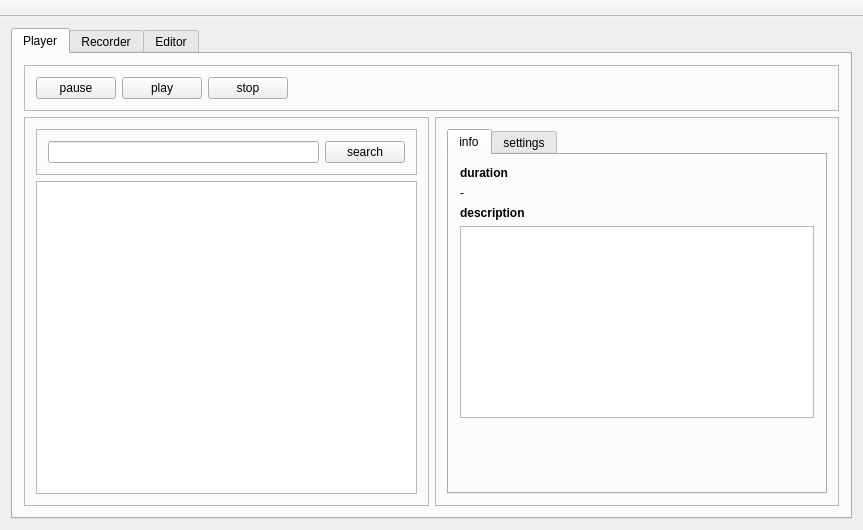
First picture: the form in src/roboy_control/src/view/MainWindow.ui, repository letrend/roboy_control, before the edit.
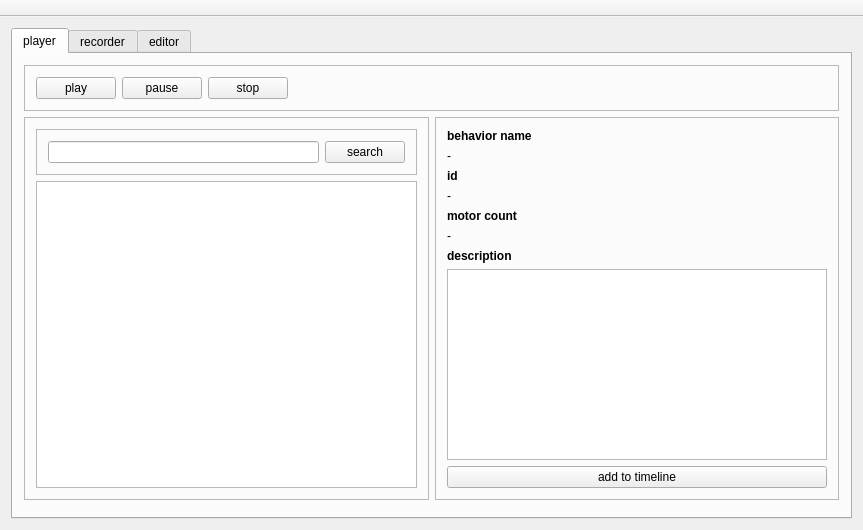
Second picture: the form after the edit.

Commit message: added the ability to view available Behaviors in the list

Diff of the .ui file:
```diff
--- a/src/roboy_control/src/view/MainWindow.ui
+++ b/src/roboy_control/src/view/MainWindow.ui
@@ -11,7 +11,7 @@
    </rect>
   </property>
   <property name="windowTitle">
-   <string>MainWindow</string>
+   <string>Roboy Behavior Player</string>
   </property>
   <widget class="QWidget" name="centralWidget">
    <layout class="QVBoxLayout" name="verticalLayout">
@@ -48,13 +48,13 @@
       <property name="movable">
        <bool>false</bool>
       </property>
-      <widget class="QWidget" name="tab0">
+      <widget class="QWidget" name="playerTab">
        <attribute name="title">
-        <string>Player</string>
+        <string>player</string>
        </attribute>
        <layout class="QVBoxLayout" name="verticalLayout_2">
         <item>
-         <widget class="QFrame" name="frame_6">
+         <widget class="QFrame" name="playerControlsFrame">
           <property name="frameShape">
            <enum>QFrame::StyledPanel</enum>
           </property>
@@ -63,14 +63,7 @@
           </property>
           <layout class="QHBoxLayout" name="horizontalLayout_4">
            <item>
-            <widget class="QPushButton" name="pushButton_3">
-             <property name="text">
-              <string>pause</string>
-             </property>
-            </widget>
-           </item>
-           <item>
-            <widget class="QPushButton" name="pushButton_2">
+            <widget class="QPushButton" name="playButton">
              <property name="text">
               <string>play</string>
              </property>
@@ -86,7 +79,14 @@
             </widget>
            </item>
            <item>
-            <widget class="QPushButton" name="pushButton_4">
+            <widget class="QPushButton" name="pauseButton">
+             <property name="text">
+              <string>pause</string>
+             </property>
+            </widget>
+           </item>
+           <item>
+            <widget class="QPushButton" name="stopButton">
              <property name="text">
               <string>stop</string>
              </property>
@@ -109,17 +109,8 @@
          </widget>
         </item>
         <item>
-         <widget class="QFrame" name="frame_2">
-          <property name="frameShape">
-           <enum>QFrame::NoFrame</enum>
-          </property>
-          <property name="frameShadow">
-           <enum>QFrame::Plain</enum>
-          </property>
-          <property name="lineWidth">
-           <number>0</number>
-          </property>
-          <layout class="QHBoxLayout" name="horizontalLayout">
+         <widget class="QWidget" name="behaviorTableWidget" native="true">
+          <layout class="QHBoxLayout" name="horizontalLayout_5">
            <property name="leftMargin">
             <number>0</number>
            </property>
@@ -142,7 +133,7 @@
              </property>
              <layout class="QVBoxLayout" name="verticalLayout_3">
               <item>
-               <widget class="QFrame" name="frame_5">
+               <widget class="QFrame" name="searchFieldFrame">
                 <property name="frameShape">
                  <enum>QFrame::StyledPanel</enum>
                 </property>
@@ -151,10 +142,10 @@
                 </property>
                 <layout class="QHBoxLayout" name="horizontalLayout_2">
                  <item>
-                  <widget class="QLineEdit" name="lineEdit"/>
+                  <widget class="QLineEdit" name="searchField"/>
                  </item>
                  <item>
-                  <widget class="QPushButton" name="pushButton">
+                  <widget class="QPushButton" name="searchButton">
                    <property name="text">
                     <string>search</string>
                    </property>
@@ -164,32 +155,39 @@
                </widget>
               </item>
               <item>
-               <widget class="QListView" name="listView"/>
+               <widget class="QListView" name="behaviorListView"/>
               </item>
              </layout>
             </widget>
            </item>
            <item>
-            <widget class="QFrame" name="frame_4">
+            <widget class="QFrame" name="frame">
              <property name="frameShape">
               <enum>QFrame::StyledPanel</enum>
              </property>
-             <property name="frameShadow">
-              <enum>QFrame::Raised</enum>
-             </property>
-             <layout class="QHBoxLayout" name="horizontalLayout_3">
+             <layout class="QVBoxLayout" name="verticalLayout_5">
+              <item>
+               <widget class="QLabel" name="behaviorNameLabel">
+                <property name="font">
+                 <font>
+                  <weight>75</weight>
+                  <bold>true</bold>
+                 </font>
+                </property>
+                <property name="text">
+                 <string>behavior name</string>
+                </property>
+               </widget>
+              </item>
               <item>
-               <widget class="QTabWidget" name="tabWidget">
-                <property name="currentIndex">
-                 <number>0</number>
+               <widget class="QLabel" name="behaviorNameValueLabel">
+                <property name="text">
+                 <string>-</string>
                 </property>
-                <widget class="QWidget" name="tab0">
-                 <attribute name="title">
-                  <string>info</string>
-                 </attribute>
-                 <layout class="QVBoxLayout" name="verticalLayout_4">
+               </widget>
+              </item>
                   <item>
-                   <widget class="QLabel" name="label">
+               <widget class="QLabel" name="idLabel">
                     <property name="font">
                      <font>
                       <weight>75</weight>
@@ -197,19 +195,39 @@
                      </font>
                     </property>
                     <property name="text">
-                     <string>duration</string>
+                 <string>id</string>
                     </property>
                    </widget>
                   </item>
                   <item>
-                   <widget class="QLabel" name="label_2">
+               <widget class="QLabel" name="idValueLabel">
                     <property name="text">
                      <string>-</string>
                     </property>
                    </widget>
                   </item>
                   <item>
-                   <widget class="QLabel" name="label_3">
+               <widget class="QLabel" name="motorCountLabel">
+                <property name="font">
+                 <font>
+                  <weight>75</weight>
+                  <bold>true</bold>
+                 </font>
+                </property>
+                <property name="text">
+                 <string>motor count</string>
+                </property>
+               </widget>
+              </item>
+              <item>
+               <widget class="QLabel" name="motorCountValueLabel">
+                <property name="text">
+                 <string>-</string>
+                </property>
+               </widget>
+              </item>
+              <item>
+               <widget class="QLabel" name="descriptionLabel">
                     <property name="font">
                      <font>
                       <weight>75</weight>
@@ -222,46 +240,58 @@
                    </widget>
                   </item>
                   <item>
-                   <widget class="QTextBrowser" name="textBrowser"/>
+               <widget class="QTextBrowser" name="descriptionValueLabel"/>
                   </item>
                   <item>
-                   <spacer name="verticalSpacer">
-                    <property name="orientation">
-                     <enum>Qt::Vertical</enum>
-                    </property>
-                    <property name="sizeHint" stdset="0">
-                     <size>
-                      <width>20</width>
-                      <height>40</height>
-                     </size>
-                    </property>
-                   </spacer>
+               <widget class="QPushButton" name="addToTimelineButton">
+                <property name="text">
+                 <string>add to timeline</string>
+                </property>
+               </widget>
                   </item>
                  </layout>
                 </widget>
-                <widget class="QWidget" name="tab_1">
-                 <attribute name="title">
-                  <string>settings</string>
-                 </attribute>
-                </widget>
-               </widget>
               </item>
              </layout>
             </widget>
            </item>
+        <item>
+         <widget class="QFrame" name="frame_2">
+          <property name="frameShape">
+           <enum>QFrame::NoFrame</enum>
+          </property>
+          <property name="frameShadow">
+           <enum>QFrame::Plain</enum>
+          </property>
+          <property name="lineWidth">
+           <number>0</number>
+          </property>
+          <layout class="QHBoxLayout" name="horizontalLayout">
+           <property name="leftMargin">
+            <number>0</number>
+           </property>
+           <property name="topMargin">
+            <number>0</number>
+           </property>
+           <property name="rightMargin">
+            <number>0</number>
+           </property>
+           <property name="bottomMargin">
+            <number>0</number>
+           </property>
           </layout>
          </widget>
         </item>
        </layout>
       </widget>
-      <widget class="QWidget" name="tab1">
+      <widget class="QWidget" name="recorderTab">
        <attribute name="title">
-        <string>Recorder</string>
+        <string>recorder</string>
        </attribute>
       </widget>
-      <widget class="QWidget" name="tab2">
+      <widget class="QWidget" name="editorTab">
        <attribute name="title">
-        <string>Editor</string>
+        <string>editor</string>
        </attribute>
       </widget>
      </widget>
```
Lines whose indentation alone changed are shown as unchanged. The commit also changes 7 other files.
